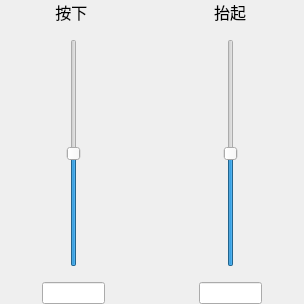
This is Module/ModuleLinear.ui in wlffeng2008/AKKOStdio as Qt 5 draws it before an edit. The edited form follows.
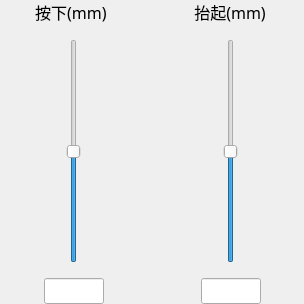
This is the edited form. Icons and pictures are not drawn.

```diff
--- a/Module/ModuleLinear.ui
+++ b/Module/ModuleLinear.ui
@@ -45,7 +45,7 @@
           </font>
          </property>
          <property name="text">
-          <string>按下 </string>
+          <string>按下(mm) </string>
          </property>
          <property name="alignment">
           <set>Qt::AlignmentFlag::AlignCenter</set>
@@ -89,6 +89,19 @@
          </item>
          <item>
           <widget class="QLineEdit" name="lineEditValue1">
+           <property name="maximumSize">
+            <size>
+             <width>60</width>
+             <height>16777215</height>
+            </size>
+           </property>
+           <property name="font">
+            <font>
+             <family>MiSans</family>
+             <pointsize>10</pointsize>
+             <bold>false</bold>
+            </font>
+           </property>
            <property name="alignment">
             <set>Qt::AlignmentFlag::AlignCenter</set>
            </property>
@@ -126,7 +139,7 @@
           </font>
          </property>
          <property name="text">
-          <string>抬起</string>
+          <string>抬起(mm)</string>
          </property>
          <property name="alignment">
           <set>Qt::AlignmentFlag::AlignCenter</set>
@@ -170,6 +183,18 @@
          </item>
          <item>
           <widget class="QLineEdit" name="lineEditValue2">
+           <property name="maximumSize">
+            <size>
+             <width>60</width>
+             <height>16777215</height>
+            </size>
+           </property>
+           <property name="font">
+            <font>
+             <family>MiSans</family>
+             <pointsize>10</pointsize>
+            </font>
+           </property>
            <property name="alignment">
             <set>Qt::AlignmentFlag::AlignCenter</set>
            </property>
```
